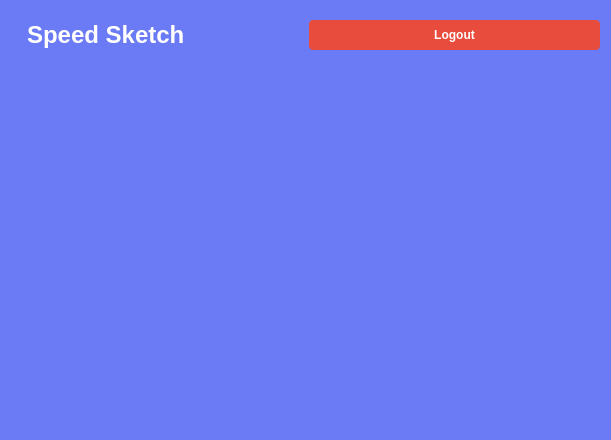
The window that ui/containerForm.ui (alfphy/drawing_game) describes before a commit, drawn with Qt 5.
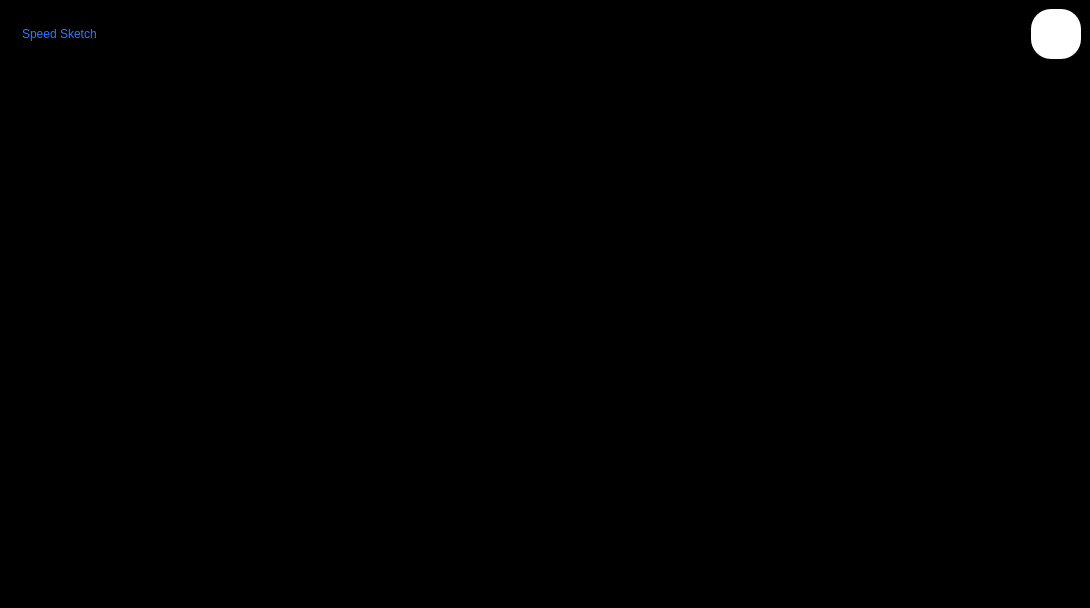
The same window after the commit. Icons and pictures are not drawn.

The edit to the form file:
```diff
--- a/ui/containerForm.ui
+++ b/ui/containerForm.ui
@@ -6,8 +6,8 @@
    <rect>
     <x>0</x>
     <y>0</y>
-    <width>611</width>
-    <height>440</height>
+    <width>1090</width>
+    <height>608</height>
    </rect>
   </property>
   <property name="windowTitle">
@@ -18,54 +18,110 @@
     <normaloff>.</normaloff>.</iconset>
   </property>
   <property name="styleSheet">
-   <string notr="true">QWidget#ContainerForm {
-    background-color: rgb(107, 122, 245);
-}
-QLabel#label_title {
-    color: #ffffff;
-    font-size: 24px;
-    font-weight: bold;
-    padding: 10px;
-}
-QPushButton#button_menu {
-    background-color: #e74c3c;
-    color: #ffffff;
-    border: none;
-    padding: 8px 16px;
-    border-radius: 4px;
-    font-weight: bold;
-}
-QPushButton#button_menu:hover {
-    background-color: #c0392b;
-}
-QPushButton#button_menu:pressed {
-    background-color: #a93226;
-}</string>
+   <string notr="true">background-color:black;
+</string>
   </property>
   <layout class="QVBoxLayout" name="verticalLayout_2" stretch="0,1">
+   <property name="spacing">
+    <number>10</number>
+   </property>
+   <property name="leftMargin">
+    <number>0</number>
+   </property>
+   <property name="topMargin">
+    <number>0</number>
+   </property>
+   <property name="rightMargin">
+    <number>0</number>
+   </property>
+   <property name="bottomMargin">
+    <number>0</number>
+   </property>
    <item>
     <layout class="QHBoxLayout" name="horizontalLayout_2">
      <item>
-      <widget class="QLabel" name="label_title">
-       <property name="text">
-        <string>Speed Sketch</string>
+      <widget class="QWidget" name="tab_bar" native="true">
+       <property name="autoFillBackground">
+        <bool>false</bool>
        </property>
-      </widget>
-     </item>
-     <item>
-      <widget class="QPushButton" name="button_menu">
-       <property name="text">
-        <string>Logout</string>
+       <property name="styleSheet">
+        <string notr="true">background-color:black
+;</string>
        </property>
+       <layout class="QHBoxLayout" name="horizontalLayout_4">
+        <item>
+         <widget class="QLabel" name="label_title">
+          <property name="styleSheet">
+           <string notr="true">font: 600 oblique 30pt &quot;URW Gothic&quot;;
+border:none;
+
+margin-left:10px;
+color:#2979FF;
+</string>
+          </property>
+          <property name="text">
+           <string>Speed Sketch</string>
+          </property>
+         </widget>
+        </item>
+        <item>
+         <widget class="QPushButton" name="button_menu">
+          <property name="minimumSize">
+           <size>
+            <width>50</width>
+            <height>50</height>
+           </size>
+          </property>
+          <property name="maximumSize">
+           <size>
+            <width>50</width>
+            <height>50</height>
+           </size>
+          </property>
+          <property name="styleSheet">
+           <string notr="true">background-color:white; 
+border-radius:20px;
+</string>
+          </property>
+          <property name="text">
+           <string/>
+          </property>
+          <property name="checkable">
+           <bool>false</bool>
+          </property>
+          <property name="default">
+           <bool>false</bool>
+          </property>
+          <property name="flat">
+           <bool>true</bool>
+          </property>
+         </widget>
+        </item>
+       </layout>
       </widget>
      </item>
     </layout>
    </item>
    <item>
     <layout class="QHBoxLayout" name="horizontalLayout">
+     <property name="leftMargin">
+      <number>0</number>
+     </property>
+     <property name="topMargin">
+      <number>0</number>
+     </property>
+     <property name="rightMargin">
+      <number>0</number>
+     </property>
+     <property name="bottomMargin">
+      <number>0</number>
+     </property>
      <item>
-       <widget class="QStackedWidget" name="stack_pages">
-       </widget>
+      <widget class="QStackedWidget" name="stack_pages">
+       <property name="autoFillBackground">
+        <bool>false</bool>
+       </property>
+      </widget>
      </item>
     </layout>
    </item>
```
Left out of the diff: 2 changed lines with no effect on the pictures.
